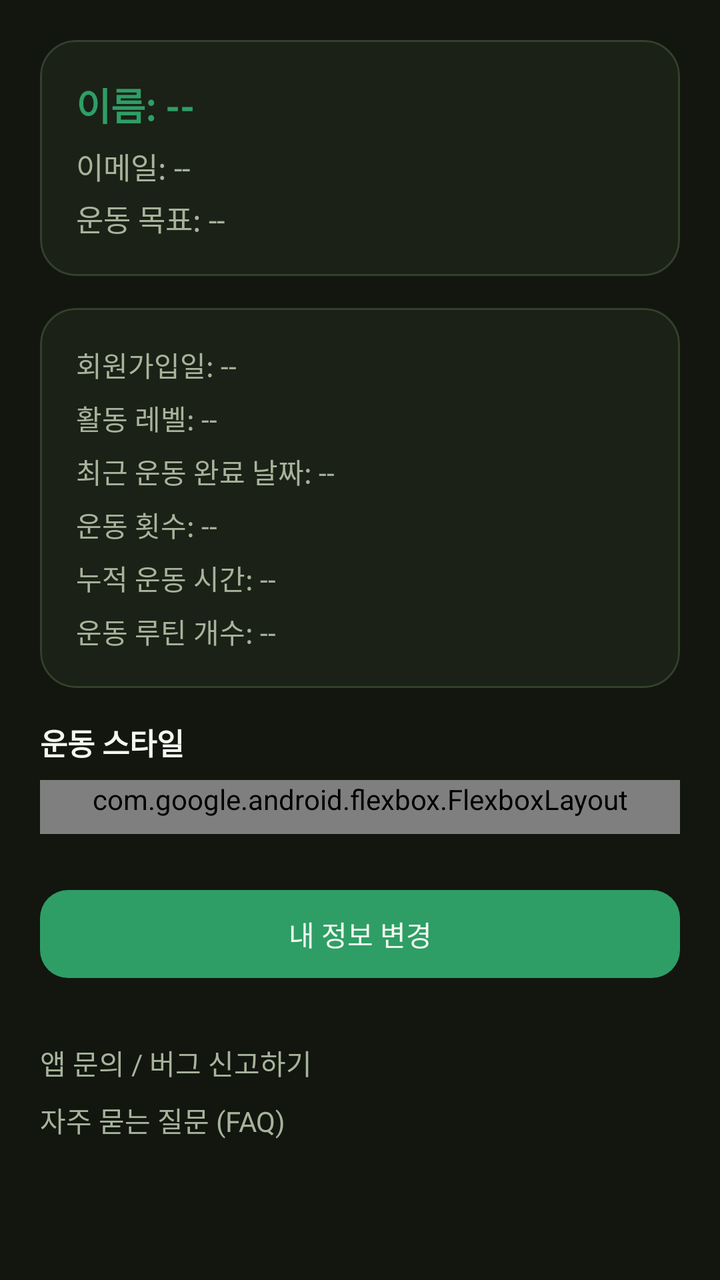
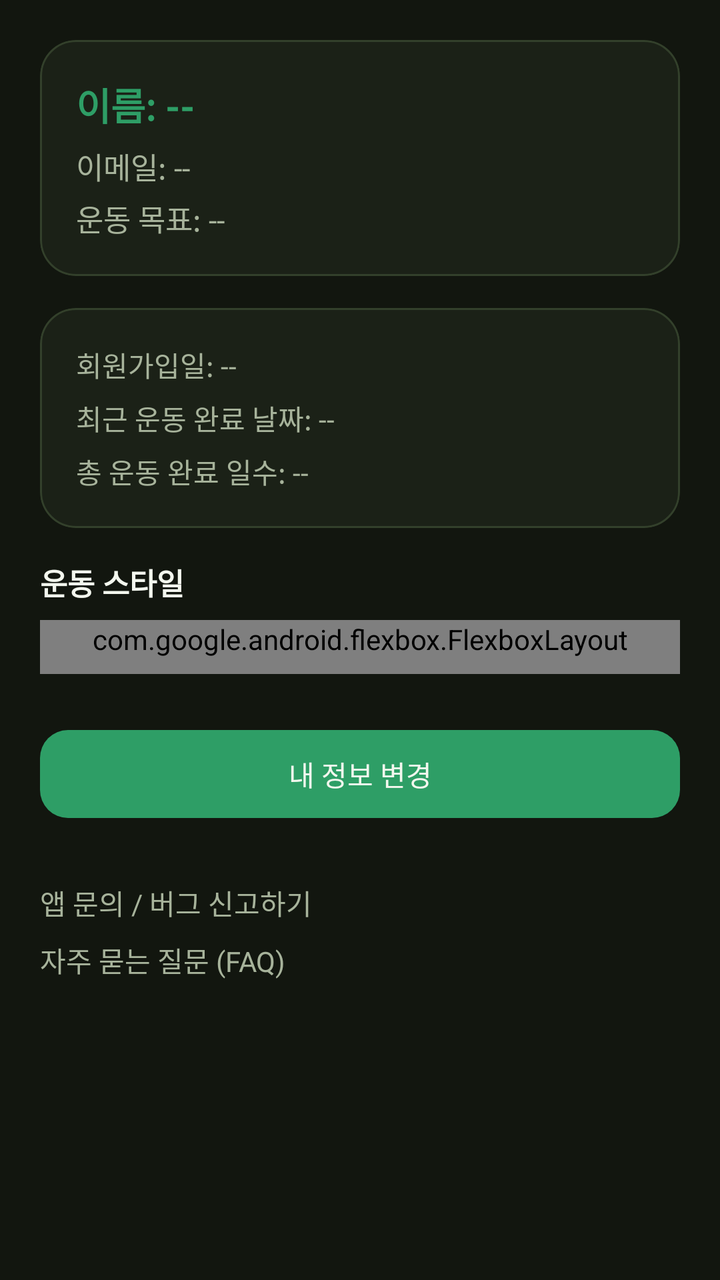

Two renders of the same Android screen: before a commit and after it. Below are the layout's source before the change and the commit's diff.
<!-- AndroidManifest.xml: application theme Theme.SmartBulk -->
<!-- res/layout/activity_my_page.xml -->
<?xml version="1.0" encoding="utf-8"?>
<ScrollView
    xmlns:android="http://schemas.android.com/apk/res/android"
    xmlns:app="http://schemas.android.com/apk/res-auto"
    android:layout_width="match_parent"
    android:layout_height="match_parent"
    android:background="@color/bg_base"
    android:padding="20dp">

    <LinearLayout
        android:layout_width="match_parent"
        android:layout_height="wrap_content"
        android:orientation="vertical">

        
        <com.google.android.material.card.MaterialCardView
            style="@style/SmartBulk.Card"
            android:layout_width="match_parent"
            android:layout_height="wrap_content"
            android:layout_marginBottom="16dp">

            <LinearLayout
                android:layout_width="match_parent"
                android:layout_height="wrap_content"
                android:orientation="vertical"
                android:padding="18dp">

                <TextView
                    android:id="@+id/tvName"
                    android:layout_width="wrap_content"
                    android:layout_height="wrap_content"
                    android:text="이름: --"
                    android:textSize="19sp"
                    android:textStyle="bold"
                    android:textColor="@color/accent"
                    android:paddingBottom="6dp" />

                <TextView
                    android:id="@+id/tvEmail"
                    android:layout_width="wrap_content"
                    android:layout_height="wrap_content"
                    android:text="이메일: --"
                    android:textSize="15sp"
                    android:textColor="@color/text_secondary"
                    android:paddingBottom="4dp" />

                <TextView
                    android:id="@+id/tvGoal"
                    android:layout_width="wrap_content"
                    android:layout_height="wrap_content"
                    android:text="운동 목표: --"
                    android:textSize="15sp"
                    android:textColor="@color/text_secondary" />
            </LinearLayout>
        </com.google.android.material.card.MaterialCardView>

        
        <com.google.android.material.card.MaterialCardView
            style="@style/SmartBulk.Card"
            android:layout_width="match_parent"
            android:layout_height="wrap_content"
            android:layout_marginBottom="16dp">

            <LinearLayout
                android:layout_width="match_parent"
                android:layout_height="wrap_content"
                android:orientation="vertical"
                android:padding="18dp">

                <TextView
                    android:id="@+id/tvSignupDate"
                    android:layout_width="wrap_content"
                    android:layout_height="wrap_content"
                    android:text="회원가입일: --"
                    android:textSize="14sp"
                    android:textColor="@color/text_secondary"
                    android:paddingBottom="6dp" />

                <TextView
                    android:id="@+id/tvActivityLevel"
                    android:layout_width="wrap_content"
                    android:layout_height="wrap_content"
                    android:text="활동 레벨: --"
                    android:textSize="14sp"
                    android:textColor="@color/text_secondary"
                    android:paddingBottom="6dp" />

                <TextView
                    android:id="@+id/tvRecentWorkoutDate"
                    android:layout_width="wrap_content"
                    android:layout_height="wrap_content"
                    android:text="최근 운동 완료 날짜: --"
                    android:textSize="14sp"
                    android:textColor="@color/text_secondary"
                    android:paddingBottom="6dp" />

                <TextView
                    android:id="@+id/tvWorkoutCount"
                    android:layout_width="wrap_content"
                    android:layout_height="wrap_content"
                    android:text="운동 횟수: --"
                    android:textSize="14sp"
                    android:textColor="@color/text_secondary"
                    android:paddingBottom="6dp" />

                <TextView
                    android:id="@+id/tvTotalWorkoutTime"
                    android:layout_width="wrap_content"
                    android:layout_height="wrap_content"
                    android:text="누적 운동 시간: --"
                    android:textSize="14sp"
                    android:textColor="@color/text_secondary"
                    android:paddingBottom="6dp" />

                <TextView
                    android:id="@+id/tvRoutineCount"
                    android:layout_width="wrap_content"
                    android:layout_height="wrap_content"
                    android:text="운동 루틴 개수: --"
                    android:textSize="14sp"
                    android:textColor="@color/text_secondary" />
            </LinearLayout>
        </com.google.android.material.card.MaterialCardView>

        
        <TextView
            android:layout_width="wrap_content"
            android:layout_height="wrap_content"
            android:text="운동 스타일"
            android:textSize="15sp"
            android:textStyle="bold"
            android:textColor="@color/text_primary"
            android:paddingBottom="8dp" />

        <com.google.android.flexbox.FlexboxLayout
            android:id="@+id/layoutTags"
            android:layout_width="match_parent"
            android:layout_height="wrap_content"
            android:paddingBottom="8dp"
            android:layout_marginBottom="20dp"
            app:flexWrap="wrap"
            app:justifyContent="flex_start" />

        
        <com.google.android.material.button.MaterialButton
            android:id="@+id/btnEditProfile"
            style="@style/SmartBulk.Button"
            android:layout_width="match_parent"
            android:layout_height="52dp"
            android:text="내 정보 변경"
            android:layout_marginTop="4dp" />

        
        <TextView
            android:id="@+id/tvAppInquiry"
            android:layout_width="wrap_content"
            android:layout_height="wrap_content"
            android:text="앱 문의 / 버그 신고하기"
            android:textColor="@color/text_secondary"
            android:textSize="14sp"
            android:paddingTop="28dp"
            android:paddingBottom="8dp" />

        <TextView
            android:id="@+id/tvFAQ"
            android:layout_width="wrap_content"
            android:layout_height="wrap_content"
            android:text="자주 묻는 질문 (FAQ)"
            android:textColor="@color/text_secondary"
            android:textSize="14sp" />

    </LinearLayout>
</ScrollView>
<!-- resources referenced by this layout -->
<resources>
  <color name="accent">#2E9E66</color>
  <color name="bg_base">#12160F</color>
  <color name="text_primary">#F3F7EE</color>
  <color name="text_secondary">#A7B39B</color>
  <style name="SmartBulk.Button" parent="Widget.Material3.Button">
          <item name="backgroundTint">@color/accent</item>
          <item name="android:textColor">@color/on_accent</item>
          <item name="cornerRadius">14dp</item>
          <item name="android:textAllCaps">false</item>
          <item name="android:letterSpacing">0</item>
      </style>
  <style name="SmartBulk.Card" parent="Widget.Material3.CardView.Elevated">
          <item name="cardBackgroundColor">@color/bg_surface</item>
          <item name="cardCornerRadius">18dp</item>
          <item name="cardElevation">0dp</item>
          <item name="strokeColor">@color/stroke_subtle</item>
          <item name="strokeWidth">1dp</item>
      </style>
  <color name="on_accent">#F3F7EE</color>
  <color name="bg_surface">#1B2117</color>
  <color name="stroke_subtle">#33402B</color>
  <color name="accent_muted">#1E3226</color>
  <color name="accent_dark">#227A4F</color>
  <style name="SmartBulk.Toolbar" parent="Widget.Material3.Toolbar">
          <item name="titleTextColor">@color/text_primary</item>
          <item name="android:background">@color/bg_base</item>
          <item name="android:elevation">0dp</item>
      </style>
  <style name="SmartBulk.TextInputLayout" parent="Widget.Material3.TextInputLayout.OutlinedBox">
          <item name="boxStrokeColor">@color/accent</item>
          <item name="hintTextColor">@color/accent</item>
          <item name="android:textColorHint">@color/text_secondary</item>
          <item name="boxStrokeWidth">1dp</item>
          <item name="boxCornerRadiusTopStart">14dp</item>
          <item name="boxCornerRadiusTopEnd">14dp</item>
          <item name="boxCornerRadiusBottomStart">14dp</item>
          <item name="boxCornerRadiusBottomEnd">14dp</item>
      </style>
  <style name="SmartBulk.AlertDialog" parent="ThemeOverlay.Material3.MaterialAlertDialog">
          <item name="colorSurface">@color/bg_surface</item>
          <item name="colorOnSurface">@color/text_primary</item>
          <item name="colorPrimary">@color/accent</item>
          <item name="materialAlertDialogTitleTextStyle">@style/SmartBulk.AlertDialog.Title</item>
          <item name="shapeAppearanceOverlay">@style/SmartBulk.AlertDialog.Shape</item>
      </style>
  <style name="SmartBulk.AlertDialog.Title" parent="MaterialAlertDialog.Material3.Title.Text">
          <item name="android:textColor">@color/accent</item>
      </style>
  <style name="SmartBulk.AlertDialog.Shape" parent="">
          <item name="cornerSize">18dp</item>
      </style>
  <!-- unchanged entries left out for length: 1 -->
</resources>

<!-- the commit's change to res/layout/activity_my_page.xml (unified diff, before → after) -->
@@ -77,15 +77,6 @@
                     android:paddingBottom="6dp" />
 
                 <TextView
-                    android:id="@+id/tvActivityLevel"
-                    android:layout_width="wrap_content"
-                    android:layout_height="wrap_content"
-                    android:text="활동 레벨: --"
-                    android:textSize="14sp"
-                    android:textColor="@color/text_secondary"
-                    android:paddingBottom="6dp" />
-
-                <TextView
                     android:id="@+id/tvRecentWorkoutDate"
                     android:layout_width="wrap_content"
                     android:layout_height="wrap_content"
@@ -98,25 +89,7 @@
                     android:id="@+id/tvWorkoutCount"
                     android:layout_width="wrap_content"
                     android:layout_height="wrap_content"
-                    android:text="운동 횟수: --"
-                    android:textSize="14sp"
-                    android:textColor="@color/text_secondary"
-                    android:paddingBottom="6dp" />
-
-                <TextView
-                    android:id="@+id/tvTotalWorkoutTime"
-                    android:layout_width="wrap_content"
-                    android:layout_height="wrap_content"
-                    android:text="누적 운동 시간: --"
-                    android:textSize="14sp"
-                    android:textColor="@color/text_secondary"
-                    android:paddingBottom="6dp" />
-
-                <TextView
-                    android:id="@+id/tvRoutineCount"
-                    android:layout_width="wrap_content"
-                    android:layout_height="wrap_content"
-                    android:text="운동 루틴 개수: --"
+                    android:text="총 운동 완료 일수: --"
                     android:textSize="14sp"
                     android:textColor="@color/text_secondary" />
             </LinearLayout>
